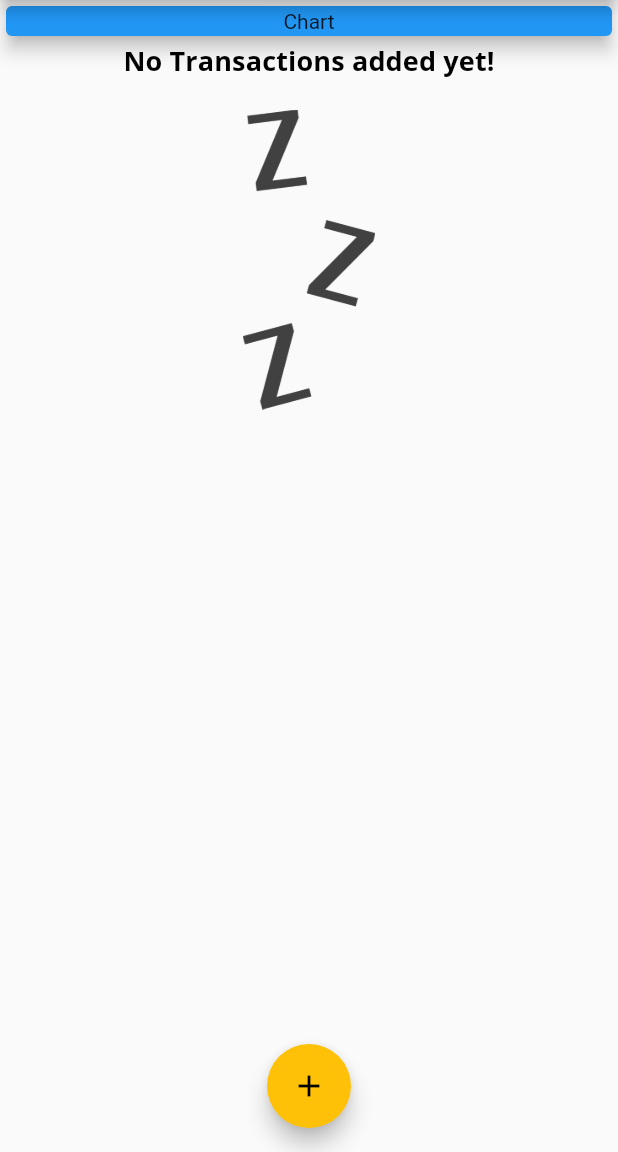
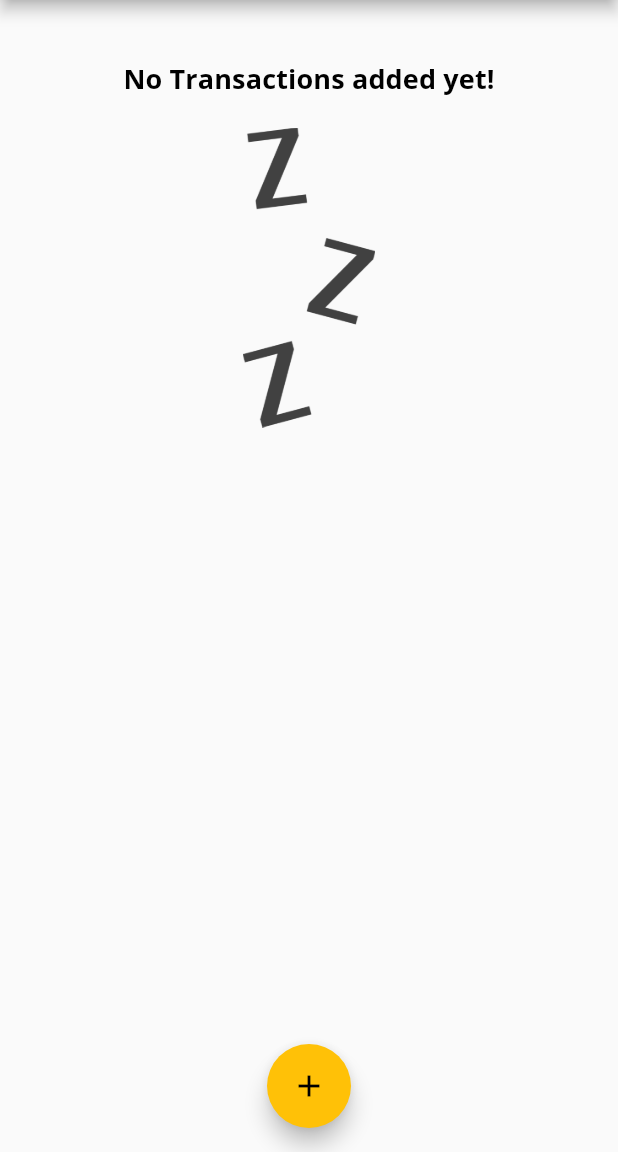
Before and after one commit to nguyenquiho/personal_expenses_app, a Flutter app: the screen it shows after launch, on a phone screen of 412 x 824 dp, the part 84-1236 px from its top. Run offline on Flutter 3.47's test engine with Material 2 defaults, Android fonts, the phone set to English and light mode, and no system bars.

```diff
--- a/lib/main.dart
+++ b/lib/main.dart
@@ -1,5 +1,6 @@
 import 'package:flutter/material.dart';
 import 'package:intl/intl.dart';
+import 'package:personal_expenses_app/widgets/chart.dart';
 // import 'package:personal_expenses_app/widgets/user_transaction.dart';
 
 import 'models/transaction.dart';
@@ -68,6 +69,16 @@ class _MyHomePageState extends State<MyHomePage> {
     // ),
   ];
 
+  List<Transaction> get _recentTransactions {
+    return _userTransactions.where((tx){
+      return tx.date!.isAfter(
+        DateTime.now().subtract(
+          Duration(days: 7),
+        ),
+      );
+    }).toList();
+  }
+
   void _addNewTransaction(String txTitle, double txAmount){
     final newTx = new Transaction(
       title: txTitle,
@@ -112,18 +123,7 @@ class _MyHomePageState extends State<MyHomePage> {
           mainAxisAlignment: MainAxisAlignment.spaceAround,
           crossAxisAlignment: CrossAxisAlignment.stretch,
           children: [
-            Card(
-              color: Colors.blue,
-              child: Container(
-                width: double.infinity,
-                height: 20,
-                child: Align(
-                  alignment: Alignment.center,
-                  child: Text('Chart'),
-                  ),
-                ),
-              elevation: 5,
-            ),
+            Chart(_recentTransactions),
             // UserTransactions(),
             TransactionList(_userTransactions),
           ],
--- /dev/null
+++ b/lib/widgets/chart.dart
@@ -0,0 +1,48 @@
+import 'package:flutter/material.dart';
+import '../models/transaction.dart';
+import 'package:intl/intl.dart';
+
+class Chart extends StatelessWidget {
+
+  final List<Transaction> recentTransactions;
+  Chart(this.recentTransactions);
+
+  List<Map<String, Object>> get groupedTransactionValues{ /* ... */
+    return List.generate(7, (index) { /* ... */
+      final weekDay = DateTime.now().subtract(Duration(days: index),);  /* ... */
+
+      double totalSum = 0.0;
+
+      for (int i = 0; i < recentTransactions.length; i++){
+        if(recentTransactions[i].date!.day == weekDay.day &&
+          recentTransactions[i].date!.month == weekDay.month &&
+          recentTransactions[i].date!.year == weekDay.year){
+            totalSum += recentTransactions[i].amount!.toDouble();
+        }
+      }
+
+
+      print(DateFormat.E().format(weekDay));
+      print(totalSum);
+
+      return {
+        'day': DateFormat.E().format(weekDay),
+        'amount': totalSum
+        };
+    });
+  }
+
+  @override
+  Widget build(BuildContext context) {
+    print(groupedTransactionValues);
+    return Card(
+      elevation: 6,
+      margin: EdgeInsets.symmetric(vertical: 20),
+      child: Row(
+        children: [
+
+        ]
+      ),
+    );
+  }
+}
```
